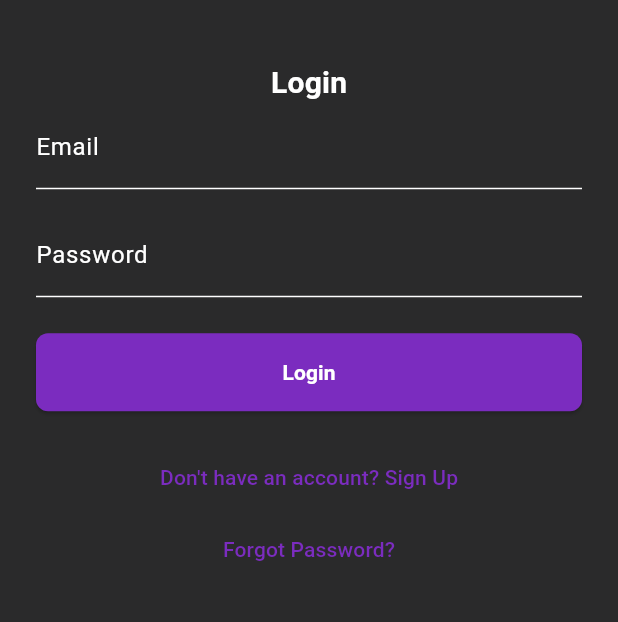
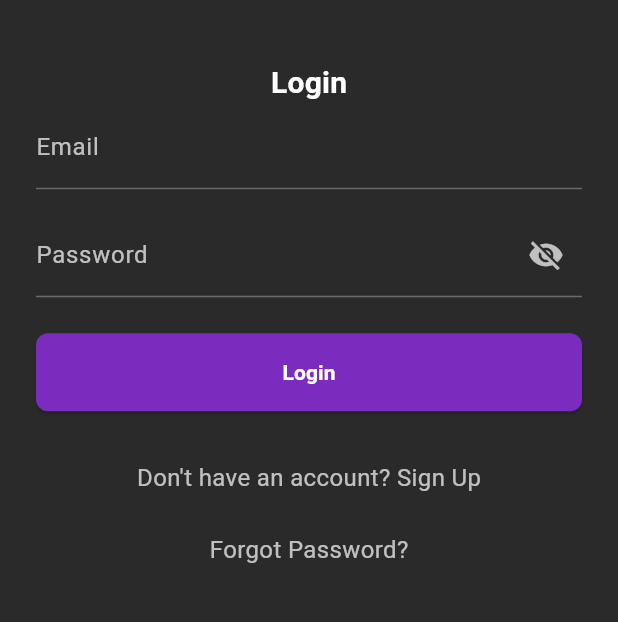
Before and after one commit to FarisAleemAhmad/Surgo, a Flutter app: the screen it shows after launch, on a phone screen of 412 x 824 dp, the part 353-975 px from its top. Run offline on Flutter 3.47's test engine with Material 3 defaults, Android fonts, the light colour scheme and no system bars; our stand-ins replace email_validator; Roboto replaces fonts that are missing (Pontano Sans).

Commit message:
form validation added, basic sign up / login complete without authetnication

```diff
--- a/development/surgo_app/lib/app/app.dart
+++ b/development/surgo_app/lib/app/app.dart
@@ -6,6 +6,8 @@ import 'theme/app_theme.dart';
 
 // auth screens
 import '../features/auth/presentation/login_screen.dart';
+import '../features/auth/presentation/signup_screen.dart';
+import '../features/home/presentation/home_screen.dart';
 
 class App extends StatelessWidget {
   const App({super.key});
@@ -18,7 +20,12 @@ class App extends StatelessWidget {
       theme: AppTheme.darkTheme,
 
       // ROUTING
-      home: const LoginScreen(), // hardcoded - fix later
+      initialRoute: '/login',
+      routes: {
+        '/login': (context) => const LoginScreen(),
+        '/signup': (context) => const SignUpScreen(),
+        '/home': (context) => const HomeScreen(),
+      },
     );
   }
 }
--- a/development/surgo_app/lib/app/theme/app_theme.dart
+++ b/development/surgo_app/lib/app/theme/app_theme.dart
@@ -47,6 +47,22 @@ class AppTheme {
           padding: const EdgeInsets.symmetric(vertical: 16),
         ),
       ),
+
+      // input decoration theme
+      inputDecorationTheme: const InputDecorationTheme(
+        labelStyle: TextStyle(
+          fontFamily: 'Pontano Sans',
+          color: Colors.white70,
+        ),
+        enabledBorder: UnderlineInputBorder(
+          borderSide: BorderSide(color: Colors.white30),
+        ),
+        focusedBorder: UnderlineInputBorder(
+          borderSide: BorderSide(color: Color(0xFF7B2CBF)),
+        ),
+      ),
+
+      iconTheme: const IconThemeData(color: Colors.white70, size: 24),
     );
   }
 }
--- a/development/surgo_app/lib/features/auth/presentation/login_screen.dart
+++ b/development/surgo_app/lib/features/auth/presentation/login_screen.dart
@@ -1,8 +1,32 @@
 import 'package:flutter/material.dart';
 import '../../../shared/widgets/custom_button.dart';
 
-class LoginScreen extends StatelessWidget {
+// simple email check package
+import 'package:email_validator/email_validator.dart';
+
+class LoginScreen extends StatefulWidget {
   const LoginScreen({super.key});
+
+  @override
+  State<LoginScreen> createState() => _LoginScreenState();
+}
+
+class _LoginScreenState extends State<LoginScreen> {
+  // form controllers + global key
+  final _formKey = GlobalKey<FormState>();
+  final _emailController = TextEditingController();
+  final _passwordController = TextEditingController();
+
+  // functionality showing/hiding password
+  bool isPasswordVisible = false;
+
+  // function to dispose of controller to free resources
+  @override
+  void dispose() {
+    _emailController.dispose();
+    _passwordController.dispose();
+    super.dispose();
+  }
 
   @override
   Widget build(BuildContext context) {
@@ -12,60 +36,106 @@ class LoginScreen extends StatelessWidget {
 
     //return the login screen layout
     return Scaffold(
-      backgroundColor: const Color(0xFF2A2A2B), // hardcoded color - generalize
+      backgroundColor:
+          theme.scaffoldBackgroundColor, // generalized color scheme
       body: Center(
         child: SingleChildScrollView(
           padding: const EdgeInsets.symmetric(horizontal: 24),
 
+          child: Form(
+            key: _formKey,
             child: Column(
               mainAxisAlignment: MainAxisAlignment.center,
               children: [
                 // text SURGO title
-              Text(
-                "Surgo",
-                style: theme.textTheme.displayMedium?.copyWith(
-                  color: Colors.white,
-                  fontWeight: FontWeight.bold,
-                ),
-              ),
+                Text("Surgo", style: theme.textTheme.displayMedium),
                 const SizedBox(height: 40),
 
                 // text LOGIN title
-              Text(
-                "Login",
-                style: theme.textTheme.titleMedium?.copyWith(
-                  color: Colors.white,
-                  fontWeight: FontWeight.bold,
+                Text("Login", style: theme.textTheme.titleMedium),
+
+                // email field
+                TextFormField(
+                  controller: _emailController,
+                  keyboardType: TextInputType.emailAddress,
+                  decoration: const InputDecoration(labelText: "Email"),
+                  validator: (value) {
+                    // null / empty
+                    if (value == null || value.trim().isEmpty) {
+                      return 'Email is required';
+                    }
+                    // email syntax check
+                    if (!EmailValidator.validate(value.trim())) {
+                      return 'Enter a valid email';
+                    }
+                    // no error
+                    return null;
+                  },
+                ),
+                const SizedBox(height: 16),
+
+                // label 'password' + // textfield - enter password + show/hide password
+                TextFormField(
+                  controller: _passwordController,
+                  obscureText: !isPasswordVisible,
+                  decoration: InputDecoration(
+                    labelText: "Password",
+                    suffixIcon: IconButton(
+                      icon: Icon(
+                        isPasswordVisible
+                            ? Icons.visibility
+                            : Icons.visibility_off,
+                        color: theme.iconTheme.color,
+                      ),
+                      onPressed: () {
+                        setState(() {
+                          isPasswordVisible = !isPasswordVisible;
+                        });
+                      },
                     ),
                   ),
-
-              // labeled 'email' + textfield - enter email
-              TextField(decoration: const InputDecoration(labelText: "Email")),
-              const SizedBox(height: 16),
-
-              // label 'password' + // textfield - enter password
-              TextField(
-                obscureText: true,
-                decoration: const InputDecoration(labelText: "Password"),
+                  validator: (value) {
+                    // optional basic password check
+                    if (value == null || value.isEmpty) {
+                      return 'Password is required';
+                    }
+                    return null;
+                  },
                 ),
                 const SizedBox(height: 24),
 
-              // login button custom -- link navigation to homescreen and include authentication etc
-              CustomButton(text: "Login", onPressed: () {}),
+                // login button custom -- navigation to home screen -- authentication/validation on click
+                CustomButton(
+                  text: "Login",
+                  onPressed: () {
+                    if (_formKey.currentState!.validate()) {
+                      Navigator.pushReplacementNamed(context, '/home');
+                    }
+                  },
+                ),
                 const SizedBox(height: 20),
 
-              // text button - no account -- sign up screen. -- LINK NAVIGATION TO SIGN UP PAGE
+                // text button - no account -- sign up screen. -- LINK NAVIGATION TO SIGN UP PAGE -- should this use replacement named
                 TextButton(
-                onPressed: () {},
-                child: const Text("Don't have an account? Sign Up"),
+                  onPressed: () {
+                    Navigator.pushNamed(context, '/signup');
+                  },
+                  child: Text(
+                    "Don't have an account? Sign Up",
+                    style: theme.textTheme.bodyMedium,
+                  ),
                 ),
 
                 // text button - forgot password navigation to password reset -- LINK NAVIGATION LATER ON
                 TextButton(
                   onPressed: () {},
-                child: const Text("Forgot Password?"),
+                  child: Text(
+                    "Forgot Password?",
+                    style: theme.textTheme.bodyMedium,
+                  ),
                 ),
               ], // Children
+            ),
           ),
         ),
       ),
--- a/development/surgo_app/lib/main.dart
+++ b/development/surgo_app/lib/main.dart
@@ -5,9 +5,7 @@ import 'app/app.dart'; // import global config app
 
 Future<void> main() async {
   // Ensure flutter bindings are initialized
-  WidgetsFlutterBinding.ensureInitialized;
-
-  // Supabase Initialization (TODO)
+  WidgetsFlutterBinding.ensureInitialized();
 
   // Run App
   runApp(const App());
--- a/development/surgo_app/pubspec.yaml
+++ b/development/surgo_app/pubspec.yaml
@@ -14,7 +14,7 @@ dependencies:
   google_fonts: ^6.3.1
   http: ^1.5.0
   provider: ^6.1.5+1
-
+  email_validator: "^2.1.17"
 dev_dependencies:
   flutter_test:
     sdk: flutter
```
Also changed, not shown: development/surgo_app/lib/features/auth/presentation/signup_screen.dart (+173 -0 lines), development/surgo_app/lib/features/home/presentation/home_screen.dart (added, +50 -0 lines), development/surgo_app/pubspec.lock. Lines whose indentation alone changed are shown as unchanged.
